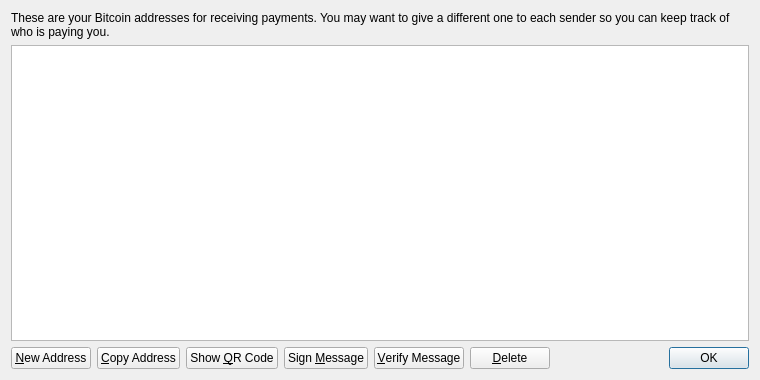
Qt form src/qt/forms/addressbookpage.ui (raffermeko/bitcoin) before a commit.
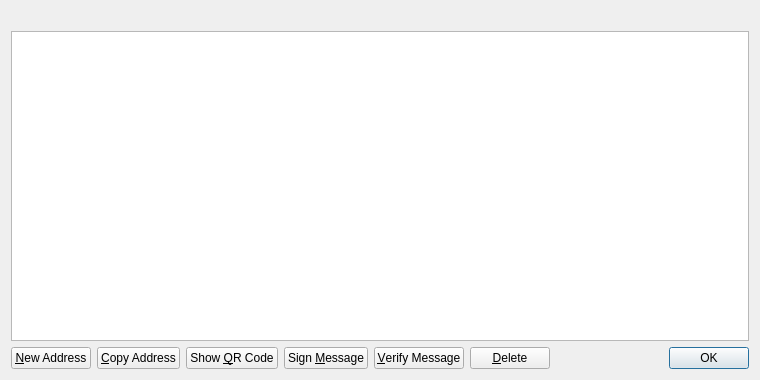
The same form after that commit. Icons and pictures are not drawn.

Commit message:
Bitcoin-Qt: updates to addressbookpage
- use labelExplanation for sending and receiving tab and move the string
  from the ui-file to the source
- ensure that the table holding the label and address is resized so that
  the address column fits the address and the label column is stretched to
  fit the window size
- rename some stuff for much easier readbility in the code (I find it hard
  to get the meaning of stuff like labels or buttons)

The edit to the form file:
```diff
--- a/src/qt/forms/addressbookpage.ui
+++ b/src/qt/forms/addressbookpage.ui
@@ -16,9 +16,6 @@
   <layout class="QVBoxLayout" name="verticalLayout">
    <item>
     <widget class="QLabel" name="labelExplanation">
-     <property name="text">
-      <string>These are your Bitcoin addresses for receiving payments. You may want to give a different one to each sender so you can keep track of who is paying you.</string>
-     </property>
      <property name="textFormat">
       <enum>Qt::PlainText</enum>
      </property>
```
Left out of the diff: 6 changed lines with no effect on the pictures. The commit also changes 2 other files.
